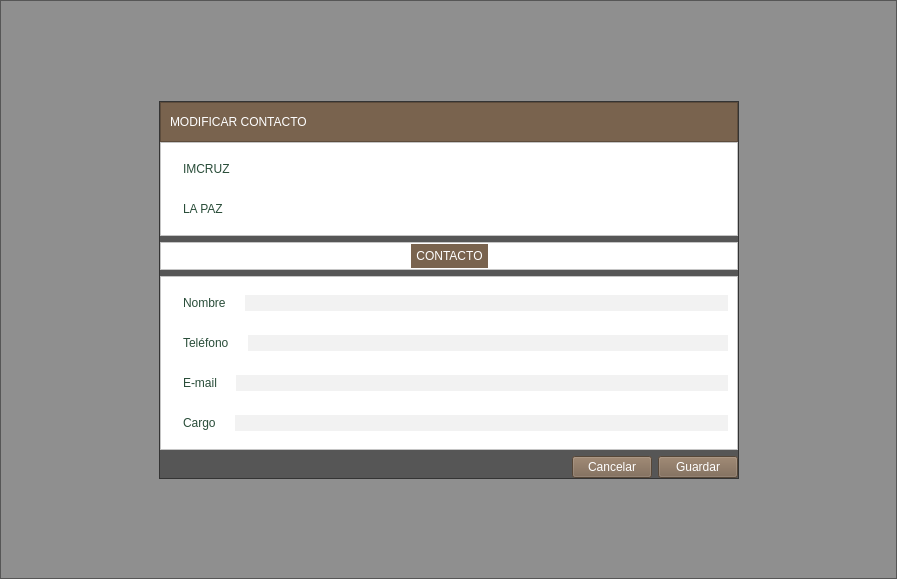
First picture: the form in modify.ui, repository altitude-solutions/Camino_Real_Desktop, before the edit.
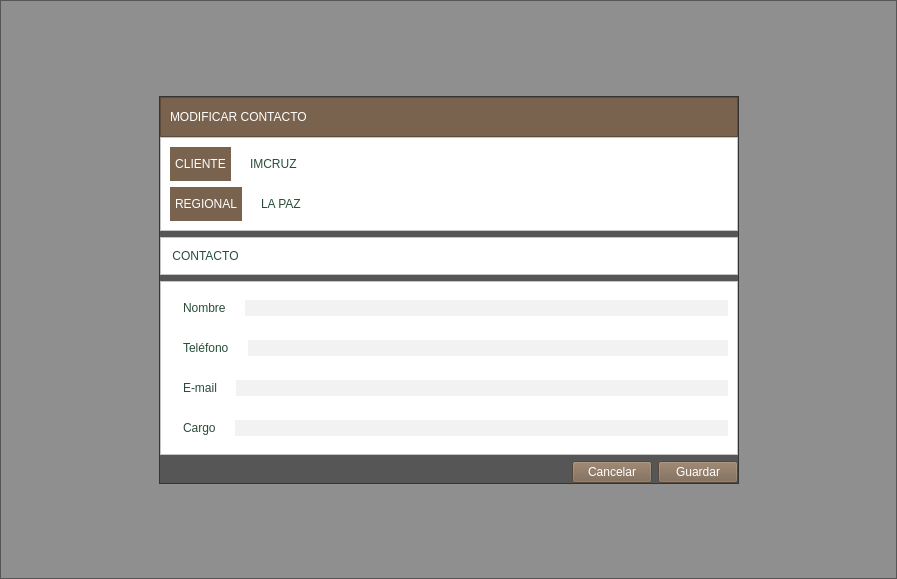
Second picture: the form after the edit.

Diff of the .ui file:
```diff
--- a/modify.ui
+++ b/modify.ui
@@ -152,7 +152,28 @@
                 <item>
                  <layout class="QHBoxLayout" name="horizontalLayout_2">
                   <item>
-                   <widget class="QLabel" name="label_10">
+                   <widget class="QLabel" name="label">
+                    <property name="styleSheet">
+                     <string notr="true">background-color:#79634E;
+min-width:6em;
+max-width:6em;
+min-height:2em;
+max-height:2em;
+padding:5px;
+color:white;
+font: 12pt &quot;MS Shell Dlg 2&quot;;
+</string>
+                    </property>
+                    <property name="text">
+                     <string>CLIENTE</string>
+                    </property>
+                    <property name="alignment">
+                     <set>Qt::AlignCenter</set>
+                    </property>
+                   </widget>
+                  </item>
+                  <item>
+                   <widget class="QLabel" name="cliente">
                     <property name="styleSheet">
                      <string notr="true">font: 18pt &quot;MS Shell Dlg 2&quot;;
 color: #294D39;
@@ -181,7 +202,28 @@
                 <item>
                  <layout class="QHBoxLayout" name="horizontalLayout_3">
                   <item>
-                   <widget class="QLabel" name="label_11">
+                   <widget class="QLabel" name="label_2">
+                    <property name="styleSheet">
+                     <string notr="true">background-color:#79634E;
+min-width:6em;
+max-width:6em;
+min-height:2em;
+max-height:2em;
+padding:5px;
+color:white;
+font: 12pt &quot;MS Shell Dlg 2&quot;;
+</string>
+                    </property>
+                    <property name="text">
+                     <string>REGIONAL</string>
+                    </property>
+                    <property name="alignment">
+                     <set>Qt::AlignCenter</set>
+                    </property>
+                   </widget>
+                  </item>
+                  <item>
+                   <widget class="QLabel" name="regional">
                     <property name="styleSheet">
                      <string notr="true">font: 18pt &quot;MS Shell Dlg 2&quot;;
 color: #294D39;
@@ -238,31 +280,13 @@
               </property>
               <item>
                <layout class="QHBoxLayout" name="horizontalLayout_12">
-                <item>
-                 <spacer name="horizontalSpacer_4">
-                  <property name="orientation">
-                   <enum>Qt::Horizontal</enum>
-                  </property>
-                  <property name="sizeHint" stdset="0">
-                   <size>
-                    <width>40</width>
-                    <height>20</height>
-                   </size>
-                  </property>
-                 </spacer>
-                </item>
                 <item>
                  <widget class="QLabel" name="label_6">
                   <property name="styleSheet">
-                   <string notr="true">background-color:#79634E;
-min-width:6em;
-max-width:6em;
-min-height:2em;
-max-height:2em;
-padding:5px;
-color:white;
-font: 12pt &quot;MS Shell Dlg 2&quot;;
-</string>
+                   <string notr="true">font: 16pt &quot;MS Shell Dlg 2&quot;;
+color: #294D39;
+padding:10px;
+min-width:5em;</string>
                   </property>
                   <property name="text">
                    <string>CONTACTO</string>
```
